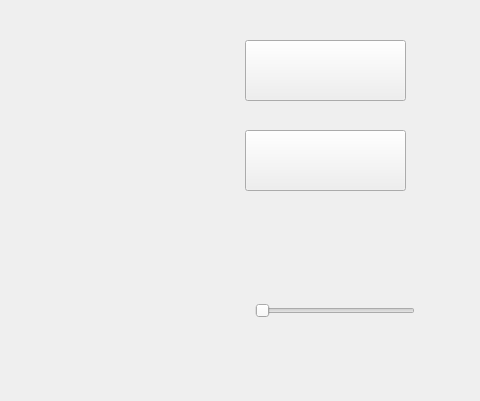
The window that widget.ui (daekyum02/KDK_PROJECT) describes before a commit, drawn with Qt 5; both pictures show x 505 to 985 and y 0 to 401 of the 985 by 679 pixel window.
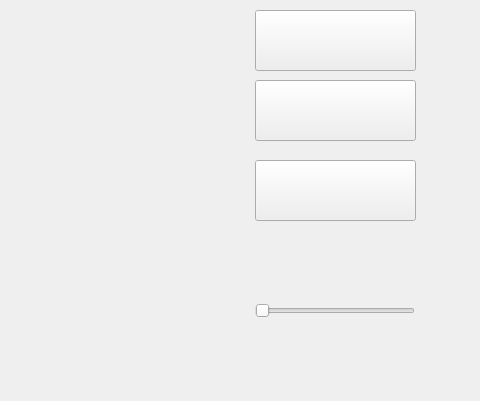
The same window after the commit.

The edit to the form file:
```diff
--- a/widget.ui
+++ b/widget.ui
@@ -16,8 +16,8 @@
   <widget class="QPushButton" name="resetbot">
    <property name="geometry">
     <rect>
-     <x>750</x>
-     <y>130</y>
+     <x>760</x>
+     <y>160</y>
      <width>161</width>
      <height>61</height>
     </rect>
@@ -51,7 +51,7 @@
   <widget class="QLabel" name="label_2">
    <property name="geometry">
     <rect>
-     <x>770</x>
+     <x>710</x>
      <y>200</y>
      <width>211</width>
      <height>91</height>
@@ -64,8 +64,8 @@
   <widget class="QPushButton" name="startbot">
    <property name="geometry">
     <rect>
-     <x>750</x>
-     <y>40</y>
+     <x>760</x>
+     <y>80</y>
      <width>161</width>
      <height>61</height>
     </rect>
@@ -107,9 +107,9 @@
   <widget class="QLabel" name="label_3">
    <property name="geometry">
     <rect>
-     <x>850</x>
+     <x>830</x>
      <y>230</y>
-     <width>111</width>
+     <width>161</width>
      <height>31</height>
     </rect>
    </property>
@@ -225,6 +225,25 @@
     <string>Made by. Kim</string>
    </property>
   </widget>
+  <widget class="QPushButton" name="help">
+   <property name="geometry">
+    <rect>
+     <x>760</x>
+     <y>10</y>
+     <width>161</width>
+     <height>61</height>
+    </rect>
+   </property>
+   <property name="font">
+    <font>
+     <family>Sitka Heading Semibold</family>
+     <bold>true</bold>
+    </font>
+   </property>
+   <property name="text">
+    <string/>
+   </property>
+  </widget>
  </widget>
  <resources/>
  <connections/>
```
